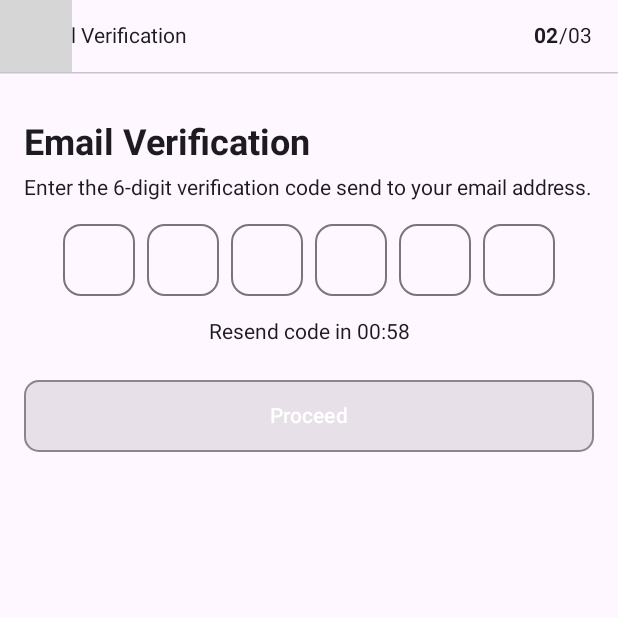
After one commit to ericwidhiantara/QuickMart-KMP, an Android app built with Jetpack Compose: the composable ForgotPasswordVerifyCodeScreen shown on its own in the app's theme, on a phone screen of 412 x 824 dp, the top half of it. The commit adds this screen. Run offline under Robolectric (Android 15) with nearby library versions, the light colour scheme and no system bars; our stand-ins replace Dagger/Hilt's generated code; libraries missing offline, so code that uses them is left out: com.talhafaki.composablesweettoast, io.paperdb; 2 statements that could not run were skipped; grey boxes are pictures that could not be loaded.

Commit message:
feat: slicing forgot password enter verification code screen

```diff
--- /dev/null
+++ b/androidApp/src/main/java/com/luckyfrog/quickmart/features/auth/presentation/forgot_password/ForgotPasswordVerifyCodeScreen.kt
@@ -0,0 +1,173 @@
+package com.luckyfrog.quickmart.features.auth.presentation.forgot_password
+
+import android.util.Log
+import android.widget.Toast
+import androidx.compose.foundation.layout.Column
+import androidx.compose.foundation.layout.PaddingValues
+import androidx.compose.foundation.layout.Spacer
+import androidx.compose.foundation.layout.fillMaxSize
+import androidx.compose.foundation.layout.height
+import androidx.compose.foundation.layout.padding
+import androidx.compose.material3.MaterialTheme
+import androidx.compose.material3.Scaffold
+import androidx.compose.material3.Text
+import androidx.compose.material3.TextButton
+import androidx.compose.runtime.Composable
+import androidx.compose.runtime.LaunchedEffect
+import androidx.compose.runtime.getValue
+import androidx.compose.runtime.mutableStateOf
+import androidx.compose.runtime.remember
+import androidx.compose.runtime.setValue
+import androidx.compose.ui.Alignment
+import androidx.compose.ui.Modifier
+import androidx.compose.ui.res.stringResource
+import androidx.compose.ui.text.buildAnnotatedString
+import androidx.compose.ui.text.font.FontWeight
+import androidx.compose.ui.text.style.TextAlign
+import androidx.compose.ui.text.withStyle
+import androidx.compose.ui.unit.dp
+import androidx.compose.ui.unit.sp
+import androidx.navigation.NavController
+import com.luckyfrog.quickmart.R
+import com.luckyfrog.quickmart.core.app.MainViewModel
+import com.luckyfrog.quickmart.core.widgets.CustomOTPInput
+import com.luckyfrog.quickmart.core.widgets.CustomOutlinedButton
+import com.luckyfrog.quickmart.core.widgets.CustomTopBar
+import com.talhafaki.composablesweettoast.util.SweetToastUtil.SweetSuccess
+import kotlinx.coroutines.delay
+
+@Composable
+fun ForgotPasswordVerifyCodeScreen(
+    mainViewModel: MainViewModel,
+    navController: NavController,
+    timerDuration: Long = 60000L // 60 seconds for the timer
+) {
+
+    var isTimerFinished by remember { mutableStateOf(false) }
+    var remainingTime by remember { mutableStateOf(timerDuration / 1000) }
+    var timerKey by remember { mutableStateOf(0) }  // Unique key to reset the timer
+    var otpCode by remember { mutableStateOf("") }
+    // Timer logic with LaunchedEffect
+    LaunchedEffect(key1 = timerKey) {
+        isTimerFinished = false
+        remainingTime = timerDuration / 1000 // Reset the timer duration
+
+        while (remainingTime > 0) {
+            delay(1000L) // 1 second delay
+            remainingTime -= 1
+        }
+        isTimerFinished = true
+    }
+
+    // Function to format remaining time as MM:ss
+    val formattedTime = String.format(
+        "%02d:%02d",
+        remainingTime / 60,      // minutes
+        remainingTime % 60       // seconds
+    )
+
+    SweetSuccess(
+        message = stringResource(R.string.verification_code_sent),
+        duration = Toast.LENGTH_LONG,
+        padding = PaddingValues(top = 16.dp),
+        contentAlignment = Alignment.TopCenter
+    )
+
+    Scaffold(
+        topBar = {
+            CustomTopBar(
+                title = stringResource(R.string.email_verification),
+                navController = navController,
+                actions = {
+                    val annotatedString = buildAnnotatedString {
+                        withStyle(
+                            MaterialTheme.typography.bodyMedium.toSpanStyle().copy(
+                                fontWeight = FontWeight.Bold,
+                                fontSize = 14.sp
+                            )
+                        ) {
+                            append("02")
+                        }
+                        withStyle(
+                            MaterialTheme.typography.bodyMedium.toSpanStyle().copy(
+                                fontSize = 14.sp
+                            )
+                        ) {
+                            append("/03")
+                        }
+                    }
+                    Text(text = annotatedString)
+                }
+
+            )
+        },
+    ) { innerPadding ->
+        Column(
+            modifier = Modifier
+                .fillMaxSize()
+                .padding(innerPadding)
+                .padding(horizontal = 16.dp, vertical = 20.dp),
+        ) {
+            Spacer(modifier = Modifier.height(12.dp))
+
+            Text(
+                text = stringResource(R.string.email_verification),
+                fontSize = 24.sp,
+                fontWeight = FontWeight.Bold,
+                textAlign = TextAlign.Center
+            )
+            Spacer(modifier = Modifier.height(8.dp))
+            Text(
+                text = stringResource(R.string.enter_verification_code),
+                fontSize = 14.sp,
+            )
+            Spacer(modifier = Modifier.height(16.dp))
+            CustomOTPInput(
+                otpLength = 6,
+                onOtpEntered = { code ->
+                    otpCode = code.trim()
+                    // Handle OTP submission
+                    Log.d("OTP", "Entered OTP: $otpCode")
+                }
+            )
+            Spacer(modifier = Modifier.height(16.dp))
+            if (isTimerFinished) {
+                TextButton(
+                    onClick = {
+                        // Resend OTP logic
+
+                        timerKey++  // Change the key to restart LaunchedEffect
+                    },
+                    modifier = Modifier.align(
+                        alignment = Alignment.CenterHorizontally
+                    )
+                ) {
+                    Text(
+                        text = stringResource(R.string.resend_code),
+                        fontSize = 14.sp,
+                        color = MaterialTheme.colorScheme.primary,
+                    )
+                }
+            } else {
+                // Show the countdown timer
+                Text(
+                    text = stringResource(R.string.resend_code_timer) + " $formattedTime",
+                    fontSize = 14.sp,
+                    textAlign = TextAlign.Center,
+                    modifier = Modifier.align(Alignment.CenterHorizontally)
+                )
+            }
+            Spacer(
+                modifier = Modifier.height(24.dp)
+            )
+            CustomOutlinedButton(
+                isButtonEnabled = otpCode.length == 6,
+                buttonText = stringResource(R.string.proceed),
+                onClick = {
+
+                }
+            )
+
+        }
+    }
+}
--- a/androidApp/src/main/java/com/luckyfrog/quickmart/features/auth/presentation/login/LoginScreen.kt
+++ b/androidApp/src/main/java/com/luckyfrog/quickmart/features/auth/presentation/login/LoginScreen.kt
@@ -163,7 +163,7 @@ fun LoginScreen(
             )
             TextButton(
                 onClick = {
-                    navController.navigate(AppScreen.EmailConfirmationScreen.route)
+                    navController.navigate(AppScreen.ForgotPasswordEmailConfirmationScreen.route)
                 },
                 modifier = Modifier.align(
                     alignment = Alignment.End
```
Also changed, not shown: androidApp/src/main/java/com/luckyfrog/quickmart/features/auth/presentation/forgot_password/ForgotPasswordEmailConfirmationScreen.kt (renamed from androidApp/src/main/java/com/luckyfrog/quickmart/features/auth/presentation/forgot_password/EmailConfirmationScreen.kt, +4 -3 lines), androidApp/src/main/java/com/luckyfrog/quickmart/utils/resource/route/AppScreen.kt (+9 -2 lines), androidApp/src/main/java/com/luckyfrog/quickmart/utils/resource/route/NavGraph.kt (+14 -5 lines), 2 other files.
